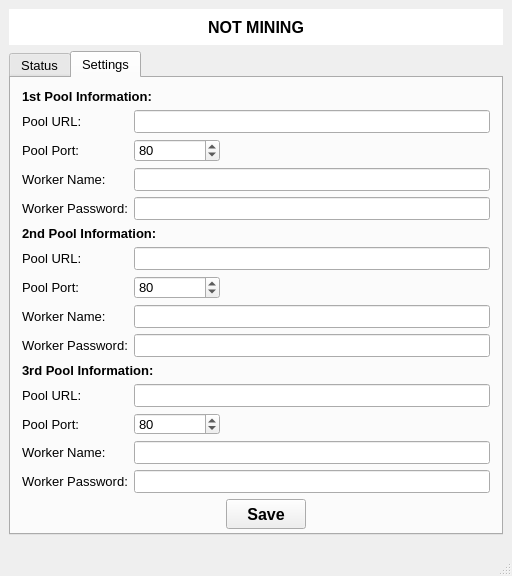
binsgit/AvalonMiner, file src/mainwindow.ui: the form before one commit.
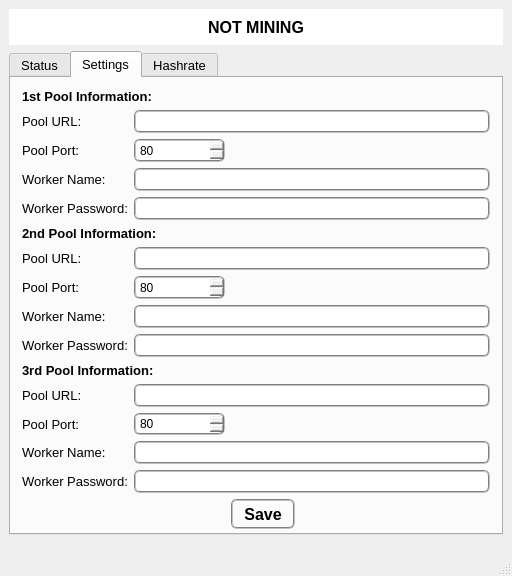
The form after the commit. The open tabs and pages were chosen to show the change. Icons and pictures are not drawn.

Commit message: Add curve for current hashrate

```diff
--- a/src/mainwindow.ui
+++ b/src/mainwindow.ui
@@ -30,6 +30,7 @@
   </property>
   <property name="font">
    <font>
+    <family>Arial</family>
     <pointsize>10</pointsize>
    </font>
   </property>
@@ -397,6 +398,9 @@
      <layout class="QGridLayout" name="gridLayout_2">
       <item row="2" column="1">
        <widget class="QSpinBox" name="spinBox_port1">
+        <property name="styleSheet">
+         <string notr="true">border:2px groove gray;border-radius:6px;padding:2px 2px;</string>
+        </property>
         <property name="minimum">
          <number>1</number>
         </property>
@@ -422,7 +426,11 @@
        </spacer>
       </item>
       <item row="13" column="1" colspan="4">
-       <widget class="QLineEdit" name="lineEdit_name3"/>
+       <widget class="QLineEdit" name="lineEdit_name3">
+        <property name="styleSheet">
+         <string notr="true">border:2px groove gray;border-radius:6px;padding:2px 2px;</string>
+        </property>
+       </widget>
       </item>
       <item row="12" column="0">
        <widget class="QLabel" name="label_port3">
@@ -432,7 +440,11 @@
        </widget>
       </item>
       <item row="14" column="1" colspan="4">
-       <widget class="QLineEdit" name="lineEdit_pass3"/>
+       <widget class="QLineEdit" name="lineEdit_pass3">
+        <property name="styleSheet">
+         <string notr="true">border:2px groove gray;border-radius:6px;padding:2px 2px;</string>
+        </property>
+       </widget>
       </item>
       <item row="7" column="0">
        <widget class="QLabel" name="label_port2">
@@ -552,8 +564,11 @@
           <bold>true</bold>
          </font>
         </property>
+        <property name="styleSheet">
+         <string notr="true">border:2px groove gray;border-radius:6px;padding:2px 2px;</string>
+        </property>
         <property name="text">
-         <string>Save</string>
+         <string>  Save  </string>
         </property>
        </widget>
       </item>
@@ -571,25 +586,53 @@
        </spacer>
       </item>
       <item row="11" column="1" colspan="4">
-       <widget class="QLineEdit" name="lineEdit_url3"/>
+       <widget class="QLineEdit" name="lineEdit_url3">
+        <property name="styleSheet">
+         <string notr="true">border:2px groove gray;border-radius:6px;padding:2px 2px;</string>
+        </property>
+       </widget>
       </item>
       <item row="9" column="1" colspan="4">
-       <widget class="QLineEdit" name="lineEdit_pass2"/>
+       <widget class="QLineEdit" name="lineEdit_pass2">
+        <property name="styleSheet">
+         <string notr="true">border:2px groove gray;border-radius:6px;padding:2px 2px;</string>
+        </property>
+       </widget>
       </item>
       <item row="8" column="1" colspan="4">
-       <widget class="QLineEdit" name="lineEdit_name2"/>
+       <widget class="QLineEdit" name="lineEdit_name2">
+        <property name="styleSheet">
+         <string notr="true">border:2px groove gray;border-radius:6px;padding:2px 2px;</string>
+        </property>
+       </widget>
       </item>
       <item row="6" column="1" colspan="4">
-       <widget class="QLineEdit" name="lineEdit_url2"/>
+       <widget class="QLineEdit" name="lineEdit_url2">
+        <property name="styleSheet">
+         <string notr="true">border:2px groove gray;border-radius:6px;padding:2px 2px;</string>
+        </property>
+       </widget>
       </item>
       <item row="4" column="1" colspan="4">
-       <widget class="QLineEdit" name="lineEdit_pass1"/>
+       <widget class="QLineEdit" name="lineEdit_pass1">
+        <property name="styleSheet">
+         <string notr="true">border:2px groove gray;border-radius:6px;padding:2px 2px;</string>
+        </property>
+       </widget>
       </item>
       <item row="3" column="1" colspan="4">
-       <widget class="QLineEdit" name="lineEdit_name1"/>
+       <widget class="QLineEdit" name="lineEdit_name1">
+        <property name="styleSheet">
+         <string notr="true">border:2px groove gray;border-radius:6px;padding:2px 2px;</string>
+        </property>
+       </widget>
       </item>
       <item row="1" column="1" colspan="4">
-       <widget class="QLineEdit" name="lineEdit_url1"/>
+       <widget class="QLineEdit" name="lineEdit_url1">
+        <property name="styleSheet">
+         <string notr="true">border:2px groove gray;border-radius:6px;padding:2px 2px;</string>
+        </property>
+       </widget>
       </item>
       <item row="0" column="0" colspan="2">
        <widget class="QLabel" name="label_info1">
@@ -632,6 +675,9 @@
       </item>
       <item row="7" column="1">
        <widget class="QSpinBox" name="spinBox_port2">
+        <property name="styleSheet">
+         <string notr="true">border:2px groove gray;border-radius:6px;padding:2px 2px;</string>
+        </property>
         <property name="minimum">
          <number>1</number>
         </property>
@@ -645,6 +691,9 @@
       </item>
       <item row="12" column="1">
        <widget class="QSpinBox" name="spinBox_port3">
+        <property name="styleSheet">
+         <string notr="true">border:2px groove gray;border-radius:6px;padding:2px 2px;</string>
+        </property>
         <property name="minimum">
          <number>1</number>
         </property>
@@ -658,6 +707,24 @@
       </item>
      </layout>
     </widget>
+    <widget class="QWidget" name="tab_graphics">
+     <attribute name="title">
+      <string>Hashrate</string>
+     </attribute>
+     <widget class="QWidget" name="widget_cur" native="true">
+      <property name="geometry">
+       <rect>
+        <x>8</x>
+        <y>10</y>
+        <width>471</width>
+        <height>441</height>
+       </rect>
+      </property>
+      <property name="styleSheet">
+       <string notr="true"/>
+      </property>
+     </widget>
+    </widget>
    </widget>
    <widget class="QGraphicsView" name="graphicsView_status">
     <property name="geometry">
```
Left out of the diff: 3 changed lines with no effect on the pictures. The commit also changes 9 other files.
